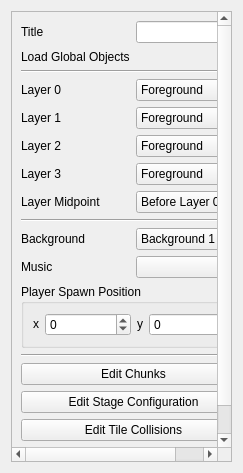
Old version of the form RetroEDv2/tools/sceneproperties/sceneproperties.ui in the repository RSDKModding/RetroED.
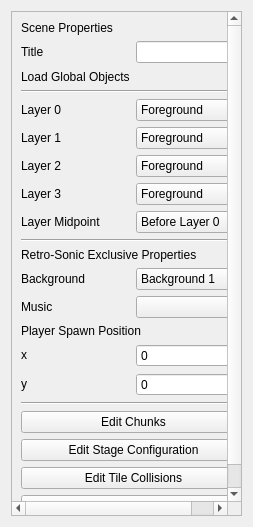
New version of the form.

Commit message: wow I forgot to push

```diff
--- a/RetroEDv2/tools/sceneproperties/sceneproperties.ui
+++ b/RetroEDv2/tools/sceneproperties/sceneproperties.ui
@@ -6,8 +6,8 @@
    <rect>
     <x>0</x>
     <y>0</y>
-    <width>243</width>
-    <height>473</height>
+    <width>253</width>
+    <height>527</height>
    </rect>
   </property>
   <property name="maximumSize">
@@ -29,34 +29,33 @@
       <property name="geometry">
        <rect>
         <x>0</x>
-        <y>-23</y>
-        <width>213</width>
-        <height>462</height>
+        <y>0</y>
+        <width>219</width>
+        <height>525</height>
        </rect>
       </property>
       <layout class="QGridLayout" name="gridLayout_3">
-       <item row="14" column="0" colspan="2">
-        <widget class="QPushButton" name="editChunks">
+       <item row="22" column="0" colspan="2">
+        <widget class="QPushButton" name="editStageconfig">
          <property name="text">
-          <string>Edit Chunks</string>
+          <string>Edit Stage Configuration</string>
          </property>
         </widget>
        </item>
-       <item row="3" column="0" colspan="2">
-        <widget class="Line" name="line">
-         <property name="orientation">
-          <enum>Qt::Horizontal</enum>
+       <item row="19" column="1">
+        <widget class="QSpinBox" name="plrY">
+         <property name="toolTip">
+          <string>&lt;html&gt;&lt;head/&gt;&lt;body&gt;&lt;p&gt;Player spawn YPos&lt;/p&gt;&lt;/body&gt;&lt;/html&gt;</string>
          </property>
-        </widget>
-       </item>
-       <item row="4" column="0">
-        <widget class="QLabel" name="label_2">
-         <property name="text">
-          <string>Layer 0</string>
+         <property name="minimum">
+          <number>-32767</number>
          </property>
+         <property name="maximum">
+          <number>32767</number>
+         </property>
         </widget>
        </item>
-       <item row="10" column="1">
+       <item row="14" column="1">
         <widget class="QComboBox" name="background">
          <property name="toolTip">
           <string>&lt;html&gt;&lt;head/&gt;&lt;body&gt;&lt;p&gt;The starting background layer that will be displayed in-game&lt;/p&gt;&lt;/body&gt;&lt;/html&gt;</string>
@@ -103,21 +102,173 @@
          </item>
         </widget>
        </item>
-       <item row="0" column="0">
-        <widget class="QLabel" name="label">
+       <item row="3" column="1">
+        <widget class="QCheckBox" name="loadGlobals">
+         <property name="layoutDirection">
+          <enum>Qt::RightToLeft</enum>
+         </property>
          <property name="text">
-          <string>Title</string>
+          <string/>
          </property>
         </widget>
        </item>
-       <item row="10" column="0">
+       <item row="7" column="0">
+        <widget class="QLabel" name="label_3">
+         <property name="text">
+          <string>Layer 1</string>
+         </property>
+        </widget>
+       </item>
+       <item row="20" column="0" colspan="2">
+        <widget class="Line" name="line_4">
+         <property name="orientation">
+          <enum>Qt::Horizontal</enum>
+         </property>
+        </widget>
+       </item>
+       <item row="8" column="0">
+        <widget class="QLabel" name="label_4">
+         <property name="text">
+          <string>Layer 2</string>
+         </property>
+        </widget>
+       </item>
+       <item row="18" column="0">
+        <widget class="QLabel" name="label_10">
+         <property name="sizePolicy">
+          <sizepolicy hsizetype="Fixed" vsizetype="Fixed">
+           <horstretch>0</horstretch>
+           <verstretch>0</verstretch>
+          </sizepolicy>
+         </property>
+         <property name="text">
+          <string>x</string>
+         </property>
+        </widget>
+       </item>
+       <item row="0" column="0" colspan="2">
+        <widget class="QLabel" name="label_14">
+         <property name="text">
+          <string>Scene Properties</string>
+         </property>
+        </widget>
+       </item>
+       <item row="15" column="0">
+        <widget class="QLabel" name="label_8">
+         <property name="text">
+          <string>Music</string>
+         </property>
+        </widget>
+       </item>
+       <item row="2" column="1">
+        <widget class="QLineEdit" name="title"/>
+       </item>
+       <item row="23" column="0" colspan="2">
+        <widget class="QPushButton" name="editCollision">
+         <property name="text">
+          <string>Edit Tile Collisions</string>
+         </property>
+        </widget>
+       </item>
+       <item row="12" column="0" colspan="2">
+        <widget class="QLabel" name="label_13">
+         <property name="text">
+          <string>Retro-Sonic Exclusive Properties</string>
+         </property>
+        </widget>
+       </item>
+       <item row="18" column="1">
+        <widget class="QSpinBox" name="plrX">
+         <property name="toolTip">
+          <string>&lt;html&gt;&lt;head/&gt;&lt;body&gt;&lt;p&gt;Player spawn XPos&lt;/p&gt;&lt;/body&gt;&lt;/html&gt;</string>
+         </property>
+         <property name="minimum">
+          <number>-32767</number>
+         </property>
+         <property name="maximum">
+          <number>32767</number>
+         </property>
+        </widget>
+       </item>
+       <item row="9" column="0">
+        <widget class="QLabel" name="label_5">
+         <property name="text">
+          <string>Layer 3</string>
+         </property>
+        </widget>
+       </item>
+       <item row="11" column="0" colspan="2">
+        <widget class="Line" name="line_2">
+         <property name="orientation">
+          <enum>Qt::Horizontal</enum>
+         </property>
+        </widget>
+       </item>
+       <item row="14" column="0">
         <widget class="QLabel" name="label_7">
          <property name="text">
           <string>Background</string>
          </property>
         </widget>
        </item>
-       <item row="5" column="1">
+       <item row="8" column="1">
+        <widget class="QComboBox" name="activeLayer2">
+         <property name="toolTip">
+          <string>&lt;html&gt;&lt;head/&gt;&lt;body&gt;&lt;p&gt;1st Active Layer (Draws on Layer 3)&lt;/p&gt;&lt;/body&gt;&lt;/html&gt;</string>
+         </property>
+         <item>
+          <property name="text">
+           <string>Foreground</string>
+          </property>
+         </item>
+         <item>
+          <property name="text">
+           <string>Background 1</string>
+          </property>
+         </item>
+         <item>
+          <property name="text">
+           <string>Background 2</string>
+          </property>
+         </item>
+         <item>
+          <property name="text">
+           <string>Background 3</string>
+          </property>
+         </item>
+         <item>
+          <property name="text">
+           <string>Background 4</string>
+          </property>
+         </item>
+         <item>
+          <property name="text">
+           <string>Background 5</string>
+          </property>
+         </item>
+         <item>
+          <property name="text">
+           <string>Background 6</string>
+          </property>
+         </item>
+         <item>
+          <property name="text">
+           <string>Background 7</string>
+          </property>
+         </item>
+         <item>
+          <property name="text">
+           <string>Background 8</string>
+          </property>
+         </item>
+         <item>
+          <property name="text">
+           <string>None</string>
+          </property>
+         </item>
+        </widget>
+       </item>
+       <item row="7" column="1">
         <widget class="QComboBox" name="activeLayer1">
          <property name="toolTip">
           <string>&lt;html&gt;&lt;head/&gt;&lt;body&gt;&lt;p&gt;1st Active Layer (Draws on Layer 2)&lt;/p&gt;&lt;/body&gt;&lt;/html&gt;</string>
@@ -174,29 +325,139 @@
          </item>
         </widget>
        </item>
-       <item row="9" column="0" colspan="2">
-        <widget class="Line" name="line_2">
+       <item row="1" column="0">
+        <spacer name="verticalSpacer">
+         <property name="orientation">
+          <enum>Qt::Vertical</enum>
+         </property>
+         <property name="sizeHint" stdset="0">
+          <size>
+           <width>20</width>
+           <height>40</height>
+          </size>
+         </property>
+        </spacer>
+       </item>
+       <item row="5" column="0" colspan="2">
+        <widget class="Line" name="line">
          <property name="orientation">
           <enum>Qt::Horizontal</enum>
          </property>
         </widget>
        </item>
+       <item row="6" column="1">
+        <widget class="QComboBox" name="activeLayer0">
+         <property name="toolTip">
+          <string>&lt;html&gt;&lt;head/&gt;&lt;body&gt;&lt;p&gt;1st Active Layer (Draws on Layer 1)&lt;/p&gt;&lt;/body&gt;&lt;/html&gt;</string>
+         </property>
+         <item>
+          <property name="text">
+           <string>Foreground</string>
+          </property>
+         </item>
+         <item>
+          <property name="text">
+           <string>Background 1</string>
+          </property>
+         </item>
+         <item>
+          <property name="text">
+           <string>Background 2</string>
+          </property>
+         </item>
+         <item>
+          <property name="text">
+           <string>Background 3</string>
+          </property>
+         </item>
+         <item>
+          <property name="text">
+           <string>Background 4</string>
+          </property>
+         </item>
+         <item>
+          <property name="text">
+           <string>Background 5</string>
+          </property>
+         </item>
+         <item>
+          <property name="text">
+           <string>Background 6</string>
+          </property>
+         </item>
+         <item>
+          <property name="text">
+           <string>Background 7</string>
+          </property>
+         </item>
+         <item>
+          <property name="text">
+           <string>Background 8</string>
+          </property>
+         </item>
+         <item>
+          <property name="text">
+           <string>None</string>
+          </property>
+         </item>
+        </widget>
+       </item>
+       <item row="2" column="0">
+        <widget class="QLabel" name="label">
+         <property name="text">
+          <string>Title</string>
+         </property>
+        </widget>
+       </item>
+       <item row="19" column="0">
+        <widget class="QLabel" name="label_9">
+         <property name="sizePolicy">
+          <sizepolicy hsizetype="Fixed" vsizetype="Fixed">
+           <horstretch>0</horstretch>
+           <verstretch>0</verstretch>
+          </sizepolicy>
+         </property>
+         <property name="text">
+          <string>y</string>
+         </property>
+        </widget>
+       </item>
        <item row="17" column="0" colspan="2">
-        <widget class="QPushButton" name="editPalette">
+        <widget class="QLabel" name="label_12">
          <property name="text">
-          <string>Edit Palette</string>
+          <string>Player Spawn Position</string>
          </property>
         </widget>
        </item>
-       <item row="11" column="1">
+       <item row="21" column="0" colspan="2">
+        <widget class="QPushButton" name="editChunks">
+         <property name="text">
+          <string>Edit Chunks</string>
+         </property>
+        </widget>
+       </item>
+       <item row="13" column="0">
+        <spacer name="verticalSpacer_2">
+         <property name="orientation">
+          <enum>Qt::Vertical</enum>
+         </property>
+         <property name="sizeHint" stdset="0">
+          <size>
+           <width>20</width>
+           <height>40</height>
+          </size>
+         </property>
+        </spacer>
+       </item>
+       <item row="15" column="1">
         <widget class="QComboBox" name="music">
          <property name="toolTip">
           <string>&lt;html&gt;&lt;head/&gt;&lt;body&gt;&lt;p&gt;The music that will be played when the stage starts&lt;/p&gt;&lt;/body&gt;&lt;/html&gt;</string>
          </property>
         </widget>
        </item>
-       <item row="6" column="1">
-        <widget class="QComboBox" name="activeLayer2">
+       <item row="9" column="1">
+        <widget class="QComboBox" name="activeLayer3">
          <property name="toolTip">
           <string>&lt;html&gt;&lt;head/&gt;&lt;body&gt;&lt;p&gt;1st Active Layer (Draws on Layer 3)&lt;/p&gt;&lt;/body&gt;&lt;/html&gt;</string>
          </property>
@@ -252,28 +513,7 @@
          </item>
         </widget>
        </item>
-       <item row="6" column="0">
-        <widget class="QLabel" name="label_4">
-         <property name="text">
-          <string>Layer 2</string>
-         </property>
-        </widget>
-       </item>
-       <item row="11" column="0">
-        <widget class="QLabel" name="label_8">
-         <property name="text">
-          <string>Music</string>
-         </property>
-        </widget>
-       </item>
-       <item row="13" column="0" colspan="2">
-        <widget class="Line" name="line_4">
-         <property name="orientation">
-          <enum>Qt::Horizontal</enum>
-         </property>
-        </widget>
-       </item>
-       <item row="8" column="1">
+       <item row="10" column="1">
         <widget class="QComboBox" name="layerMidpoint">
          <property name="toolTip">
           <string>&lt;html&gt;&lt;head/&gt;&lt;body&gt;&lt;p&gt;Minimum activr layer for tiles with &amp;quot;High&amp;quot; Visual Layer to be drawn on (tiles with &amp;quot;Low&amp;quot; Visual Layer wont be drawn)&lt;/p&gt;&lt;/body&gt;&lt;/html&gt;</string>
@@ -300,236 +540,47 @@
          </item>
         </widget>
        </item>
-       <item row="8" column="0">
+       <item row="6" column="0">
+        <widget class="QLabel" name="label_2">
+         <property name="text">
+          <string>Layer 0</string>
+         </property>
+        </widget>
+       </item>
+       <item row="10" column="0">
         <widget class="QLabel" name="label_6">
          <property name="text">
           <string>Layer Midpoint</string>
          </property>
         </widget>
        </item>
-       <item row="12" column="0" colspan="2">
-        <widget class="QGroupBox" name="groupBox">
-         <property name="title">
-          <string>Player Spawn Position</string>
-         </property>
-         <layout class="QGridLayout" name="gridLayout_2">
-          <item row="0" column="0">
-           <widget class="QLabel" name="label_10">
-            <property name="sizePolicy">
-             <sizepolicy hsizetype="Fixed" vsizetype="Fixed">
-              <horstretch>0</horstretch>
-              <verstretch>0</verstretch>
-             </sizepolicy>
-            </property>
-            <property name="text">
-             <string>x</string>
-            </property>
-           </widget>
-          </item>
-          <item row="0" column="2">
-           <widget class="QLabel" name="label_9">
-            <property name="sizePolicy">
-             <sizepolicy hsizetype="Fixed" vsizetype="Fixed">
-              <horstretch>0</horstretch>
-              <verstretch>0</verstretch>
-             </sizepolicy>
-            </property>
-            <property name="text">
-             <string>y</string>
-            </property>
-           </widget>
-          </item>
-          <item row="0" column="3">
-           <widget class="QSpinBox" name="plrY">
-            <property name="toolTip">
-             <string>&lt;html&gt;&lt;head/&gt;&lt;body&gt;&lt;p&gt;Player spawn YPos&lt;/p&gt;&lt;/body&gt;&lt;/html&gt;</string>
-            </property>
-            <property name="minimum">
-             <number>-32767</number>
-            </property>
-            <property name="maximum">
-             <number>32767</number>
-            </property>
-           </widget>
-          </item>
-          <item row="0" column="1">
-           <widget class="QSpinBox" name="plrX">
-            <property name="toolTip">
-             <string>&lt;html&gt;&lt;head/&gt;&lt;body&gt;&lt;p&gt;Player spawn XPos&lt;/p&gt;&lt;/body&gt;&lt;/html&gt;</string>
-            </property>
-            <property name="minimum">
-             <number>-32767</number>
-            </property>
-            <property name="maximum">
-             <number>32767</number>
-            </property>
-           </widget>
-          </item>
-         </layout>
-        </widget>
-       </item>
-       <item row="1" column="1">
-        <widget class="QCheckBox" name="loadGlobals">
-         <property name="layoutDirection">
-          <enum>Qt::RightToLeft</enum>
-         </property>
-         <property name="text">
-          <string/>
-         </property>
-        </widget>
-       </item>
-       <item row="7" column="0">
-        <widget class="QLabel" name="label_5">
-         <property name="text">
-          <string>Layer 3</string>
-         </property>
-        </widget>
-       </item>
-       <item row="4" column="1">
-        <widget class="QComboBox" name="activeLayer0">
-         <property name="toolTip">
-          <string>&lt;html&gt;&lt;head/&gt;&lt;body&gt;&lt;p&gt;1st Active Layer (Draws on Layer 1)&lt;/p&gt;&lt;/body&gt;&lt;/html&gt;</string>
-         </property>
-         <item>
-          <property name="text">
-           <string>Foreground</string>
-          </property>
-         </item>
-         <item>
-          <property name="text">
-           <string>Background 1</string>
-          </property>
-         </item>
-         <item>
-          <property name="text">
-           <string>Background 2</string>
-          </property>
-         </item>
-         <item>
-          <property name="text">
-           <string>Background 3</string>
-          </property>
-         </item>
-         <item>
-          <property name="text">
-           <string>Background 4</string>
-          </property>
-         </item>
-         <item>
-          <property name="text">
-           <string>Background 5</string>
-          </property>
-         </item>
-         <item>
-          <property name="text">
-           <string>Background 6</string>
-          </property>
-         </item>
-         <item>
-          <property name="text">
-           <string>Background 7</string>
-          </property>
-         </item>
-         <item>
-          <property name="text">
-           <string>Background 8</string>
-          </property>
-         </item>
-         <item>
-          <property name="text">
-           <string>None</string>
-          </property>
-         </item>
-        </widget>
-       </item>
-       <item row="0" column="1">
-        <widget class="QLineEdit" name="title"/>
-       </item>
-       <item row="5" column="0">
-        <widget class="QLabel" name="label_3">
-         <property name="text">
-          <string>Layer 1</string>
-         </property>
-        </widget>
-       </item>
-       <item row="7" column="1">
-        <widget class="QComboBox" name="activeLayer3">
-         <property name="toolTip">
-          <string>&lt;html&gt;&lt;head/&gt;&lt;body&gt;&lt;p&gt;1st Active Layer (Draws on Layer 5)&lt;/p&gt;&lt;/body&gt;&lt;/html&gt;</string>
-         </property>
-         <item>
-          <property name="text">
-           <string>Foreground</string>
-          </property>
-         </item>
-         <item>
-          <property name="text">
-           <string>Background 1</string>
-          </property>
-         </item>
-         <item>
-          <property name="text">
-           <string>Background 2</string>
-          </property>
-         </item>
-         <item>
-          <property name="text">
-           <string>Background 3</string>
-          </property>
-         </item>
-         <item>
-          <property name="text">
-           <string>Background 4</string>
-          </property>
-         </item>
-         <item>
-          <property name="text">
-           <string>Background 5</string>
-          </property>
-         </item>
-         <item>
-          <property name="text">
-           <string>Background 6</string>
-          </property>
-         </item>
-         <item>
-          <property name="text">
-           <string>Background 7</string>
-          </property>
-         </item>
-         <item>
-          <property name="text">
-           <string>Background 8</string>
-          </property>
-         </item>
-         <item>
-          <property name="text">
-           <string>None</string>
-          </property>
-         </item>
-        </widget>
-       </item>
-       <item row="15" column="0" colspan="2">
-        <widget class="QPushButton" name="editStageconfig">
-         <property name="text">
-          <string>Edit Stage Configuration</string>
-         </property>
-        </widget>
-       </item>
-       <item row="1" column="0">
+       <item row="3" column="0">
         <widget class="QLabel" name="label_11">
          <property name="text">
           <string>Load Global Objects</string>
          </property>
         </widget>
        </item>
-       <item row="16" column="0" colspan="2">
-        <widget class="QPushButton" name="editCollision">
+       <item row="24" column="0" colspan="2">
+        <widget class="QPushButton" name="editPalette">
          <property name="text">
-          <string>Edit Tile Collisions</string>
+          <string>Edit Palette</string>
          </property>
         </widget>
        </item>
+       <item row="16" column="0">
+        <spacer name="verticalSpacer_3">
+         <property name="orientation">
+          <enum>Qt::Vertical</enum>
+         </property>
+         <property name="sizeHint" stdset="0">
+          <size>
+           <width>20</width>
+           <height>40</height>
+          </size>
+         </property>
+        </spacer>
+       </item>
       </layout>
      </widget>
     </widget>
```
Left out of the diff: 2 changed lines with no effect on the pictures. The commit also changes 46 other files.
